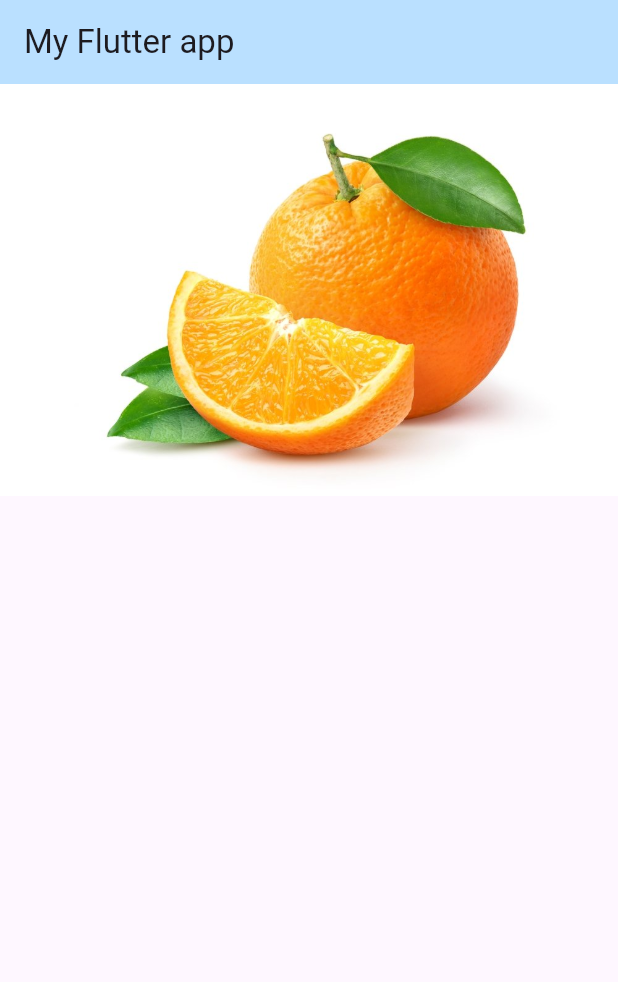
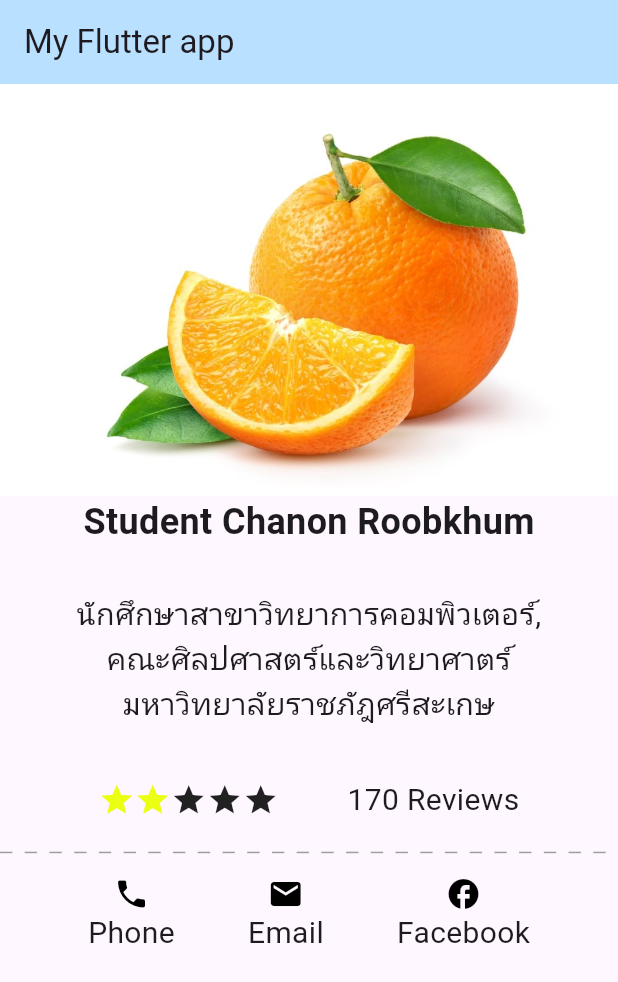
Before and after one commit to deaww77/flutter_profile_hm, a Flutter app: the screen it shows after launch, on a phone screen of 412 x 824 dp. Shown: the top 982 px of the screen. Run offline on Flutter 3.47's test engine with Material 3 defaults, Android fonts, the phone set to English and light mode, and no system bars.

Commit message:
add lyout and text

```diff
--- a/lib/main.dart
+++ b/lib/main.dart
@@ -13,13 +13,94 @@ class MainApp extends StatelessWidget {
     return MaterialApp(
       home: Scaffold(
         appBar: AppBar(
-          title:Text("My Flutter app"),
+          title: Text("My Flutter app"),
           backgroundColor: const Color.fromARGB(255, 186, 224, 255),
-          ),
+        ),
         body: Column(
           mainAxisAlignment: MainAxisAlignment.start,
           children: [
-            Image.asset("assets/images/som.jpg")
+            Image.asset("assets/images/som.jpg"),
+            Text(
+              "Student Chanon Roobkhum",
+              style: TextStyle(fontSize: 24, fontWeight: FontWeight.bold),
+            ),
+            const SizedBox(height: 20),
+            Padding(
+              padding: const EdgeInsets.all(10.0),
+              child: const Text(
+                "นักศึกษาสาขาวิทยาการคอมพิวเตอร์, \nคณะศิลปศาสตร์และวิทยาศาตร์ \nมหาวิทยาลัยราชภัฎศรีสะเกษ",
+                style: TextStyle(fontSize: 20),
+                textAlign: TextAlign.center,
+              ),
+            ),
+            const SizedBox(height: 5),
+            Padding(
+              padding: const EdgeInsets.all(20.0),
+              child: Row(
+                mainAxisAlignment: MainAxisAlignment.spaceEvenly,
+                children: [
+                  Row(
+                    children: [
+                      Icon(
+                        Icons.star,
+                        color: const Color.fromARGB(255, 235, 255, 18),
+                      ),
+                      Icon(
+                        Icons.star,
+                        color: const Color.fromARGB(255, 235, 255, 18),
+                      ),
+                      Icon(Icons.star),
+                      Icon(Icons.star),
+                      Icon(Icons.star),
+                    ],
+                  ),
+
+                  Text(
+                    "170 Reviews",
+                    style: TextStyle(fontSize: 20),
+                    textAlign: TextAlign.center,
+                  ),
+                ],
+              ),
+            ),
+            Row(
+              children: List.generate(50, (index) {
+                return Expanded(
+                  child: Container(
+                    color: index.isEven ? Colors.grey : Colors.transparent,
+                    height: 1,
+                  ),
+                );
+              }),
+            ),
+
+            const SizedBox(height: 5),
+            Padding(
+              padding: const EdgeInsets.all(10.0),
+              child: Row(
+                mainAxisAlignment: MainAxisAlignment.spaceEvenly,
+                children: [
+                  Column(
+                    children: [
+                      Icon(Icons.phone, color: Colors.black),
+                      Text("Phone", style: TextStyle(fontSize: 20)),
+                    ],
+                  ),
+                  Column(
+                    children: [
+                      Icon(Icons.email, color: Colors.black),
+                      Text("Email", style: TextStyle(fontSize: 20)),
+                    ],
+                  ),
+                  Column(
+                    children: [
+                      Icon(Icons.facebook, color: Colors.black),
+                      Text("Facebook", style: TextStyle(fontSize: 20)),
+                    ],
+                  ),
+                ],
+              ),
+            ),
           ],
         ),
       ),
```
